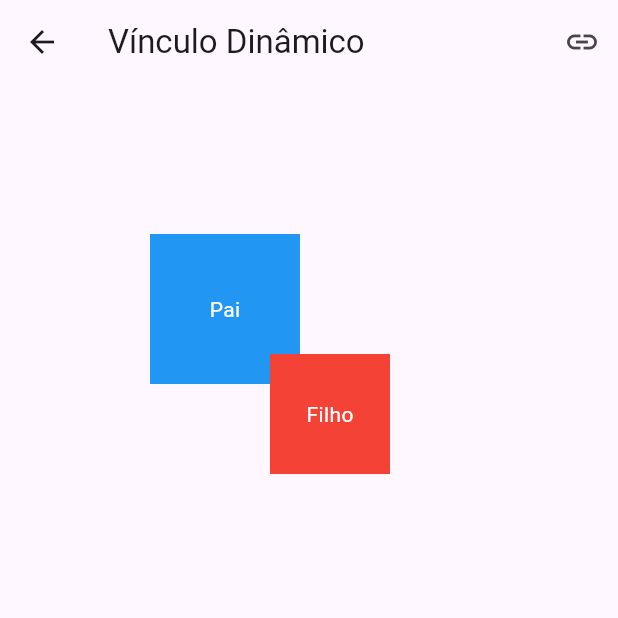
After one commit to valmorflores/poc-fluxo, a Flutter app: the screen it shows after launch, after a tap on the "abc" icon, on a phone screen of 412 x 824 dp, the top half of it. The commit adds this screen. Run offline on Flutter 3.47's test engine with Material 3 defaults, Android fonts, the phone set to English and light mode, and no system bars; our stand-ins replace get.

Commit message:
update a

```diff
--- /dev/null
+++ b/app_move/lib/anchor_on_off.dart
@@ -0,0 +1,113 @@
+import 'package:flutter/material.dart';
+
+class AnchorOnOff extends StatefulWidget {
+  const AnchorOnOff({super.key});
+
+  @override
+  State<AnchorOnOff> createState() => _AnchorOnOffState();
+}
+
+class _AnchorOnOffState extends State<AnchorOnOff> {
+
+  // Posição absoluta do widget pai.
+  Offset parentPosition = const Offset(100, 100);
+  // Posição absoluta do widget filho.
+  Offset childPosition = const Offset(180, 180);
+  // Flag que indica se o filho está ancorado ao pai.
+  bool isAnchored = true;
+  // Offset relativo do filho em relação ao pai quando ancorado.
+  Offset relativeOffset = const Offset(80, 80);
+
+  @override
+  Widget build(BuildContext context) {
+    // Se estiver ancorado, atualiza a posição do filho com base na posição do pai.
+    if (isAnchored) {
+      childPosition = parentPosition + relativeOffset;
+    }
+
+    return Scaffold(
+      appBar: AppBar(
+        title: const Text('Vínculo Dinâmico'),
+        actions: [
+          IconButton(
+            icon: Icon(isAnchored ? Icons.link : Icons.link_off),
+            tooltip: isAnchored ? 'Desancorar' : 'Ancorar',
+            onPressed: () {
+              setState(() {
+                if (isAnchored) {
+                  // Ao desancorar, mantemos a posição atual do filho.
+                  isAnchored = false;
+                } else {
+                  // Ao ancorar, recalculamos o offset relativo
+                  relativeOffset = childPosition - parentPosition;
+                  isAnchored = true;
+                }
+              });
+            },
+          ),
+        ],
+      ),
+      body: Stack(
+        children: [
+          // Widget Pai (azul) - pode ser movido com o gesto de arrastar.
+          Positioned(
+            left: parentPosition.dx,
+            top: parentPosition.dy,
+            child: GestureDetector(
+              onPanUpdate: (details) {
+                setState(() {
+                  parentPosition += details.delta;
+                  if (isAnchored) {
+                    // Quando ancorado, o filho é reposicionado automaticamente.
+                    childPosition = parentPosition + relativeOffset;
+                  }
+                });
+              },
+              child: Container(
+                width: 100,
+                height: 100,
+                color: Colors.blue,
+                child: const Center(
+                  child: Text(
+                    'Pai',
+                    style: TextStyle(color: Colors.white),
+                  ),
+                ),
+              ),
+            ),
+          ),
+          // Widget Filho (vermelho) - pode ser movido independentemente se desvinculado.
+          Positioned(
+            left: childPosition.dx,
+            top: childPosition.dy,
+            child: GestureDetector(
+              onPanUpdate: (details) {
+                setState(() {
+                  // Se estiver desvinculado, movimenta o filho diretamente.
+                  if (!isAnchored) {
+                    childPosition += details.delta;
+                  } else {
+                    // Se estiver ancorado, atualiza o offset relativo.
+                    relativeOffset += details.delta;
+                    childPosition = parentPosition + relativeOffset;
+                  }
+                });
+              },
+              child: Container(
+                width: 80,
+                height: 80,
+                color: Colors.red,
+                child: const Center(
+                  child: Text(
+                    'Filho',
+                    style: TextStyle(color: Colors.white),
+                  ),
+                ),
+              ),
+            ),
+          ),
+        ],
+      ),
+    );
+  }
+}
--- a/app_move/lib/main.dart
+++ b/app_move/lib/main.dart
@@ -1,3 +1,4 @@
+import 'package:app_move/anchor_on_off.dart';
 import 'package:flutter/material.dart';
 
 void main() => runApp(const MyApp());
@@ -30,7 +31,13 @@ class _GroupedWidgetsPageState extends State<GroupedWidgetsPage> {
   @override
   Widget build(BuildContext context) {
     return Scaffold(
-      appBar: AppBar(title: const Text('Widgets Agrupados')),
+      appBar: AppBar(title: const Text('Widgets Agrupados'),
+      actions: [InkWell(child:Icon(Icons.abc),onTap: (){
+         Navigator.push(
+    context,
+    MaterialPageRoute(builder: (context) => const AnchorOnOff()),
+  );
+      },)],),
       body: Stack(
         children: [
           // Widget pai (azul) que pode ser arrastado
```
